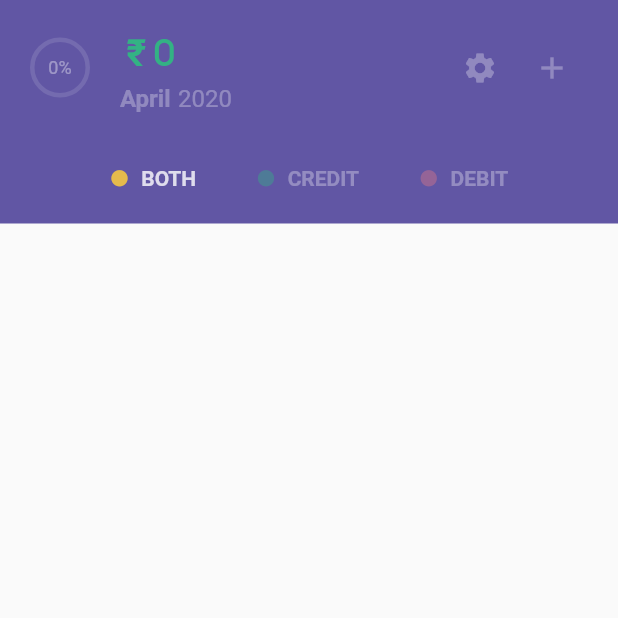
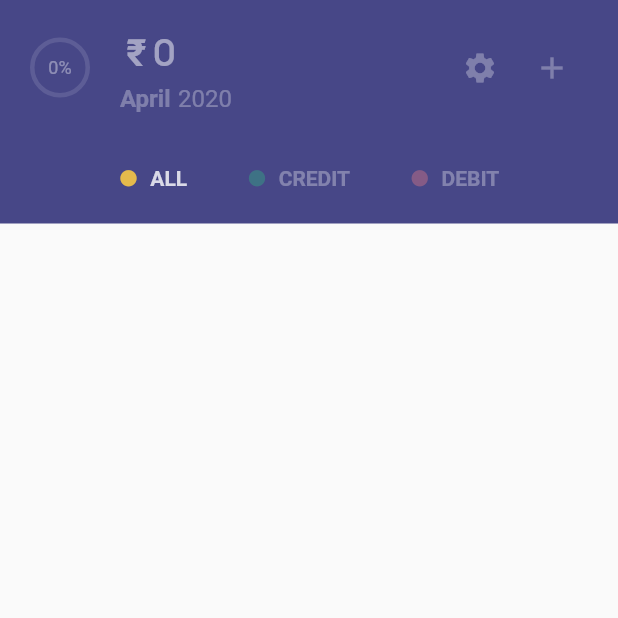
Before and after one commit to lokesh-coder/monthly-expenses, a Flutter app: the AppShell screen opened directly, on a phone screen of 412 x 824 dp, the top half of it. Run offline on Flutter 3.47's test engine with Material 2 defaults, Android fonts, the phone set to English and light mode, and no system bars; drawn by our look-alikes of percent_indicator; our stand-ins replace flutter_mobx, get_it, jiffy, mobx, sembast, shared_preferences; accounts and stored records are empty; generated files the repository leaves out were written again; Roboto replaces fonts that are missing (Circular).

Commit message:
minor improvements

```diff
--- a/lib/config/colors.dart
+++ b/lib/config/colors.dart
@@ -1,7 +1,8 @@
 import 'package:flutter/material.dart';
 
 class Clrs {
-  static const Color primary = Color(0xff6156A4);
+  static const Color primary = Color(0xff474787);
+  static const Color secondary = Color(0xffC694A9);
   static const Color light = Color(0xffF5F8FC);
   static const Color green = Color(0xff33B284);
   static const Color yellow = Color(0xffE5BA4C);
@@ -15,5 +16,5 @@ class Clrs {
   static const Color inputLabel = Color(0xff9EB0C7);
   static const Color inputPlaceholder = Color(0xffE1E9F3);
   static const Color inputBorder = Color(0xffD8E3F1);
-  static const Color dark = Color(0xff29263D);
+  static const Color dark = Color(0xff2c2c54);
 }
--- /dev/null
+++ b/lib/config/extension.dart
@@ -0,0 +1,5 @@
+extension StringExtension on String {
+  String capitalize() {
+    return "${this[0].toUpperCase()}${this.substring(1)}";
+  }
+}
--- a/lib/models/enums.dart
+++ b/lib/models/enums.dart
@@ -3,6 +3,6 @@ enum PaymentType { DEBIT, CREDIT, ALL }
 enum InputType { CURRENCY, TEXT, NONE }
 
 enum AmountDisplaySize { XS, SM, MD, LG, XL }
-enum AmountDisplayType { CREDIT, DEBIT, PLACEHOLDER, INPUT }
+enum AmountDisplayType { CREDIT, DEBIT, PLACEHOLDER, INPUT, SILENT }
 
 enum OrderBy { ASC, DESC }
--- a/lib/ui/common/amount.dart
+++ b/lib/ui/common/amount.dart
@@ -55,6 +55,9 @@ class Amount extends StatelessWidget {
       case AmountDisplayType.PLACEHOLDER:
         color = Clrs.label;
         break;
+      case AmountDisplayType.SILENT:
+        color = Colors.white.withOpacity(0.5);
+        break;
       default:
         color = Clrs.primary;
     }
--- a/lib/widgets/banner-board.dart
+++ b/lib/widgets/banner-board.dart
@@ -60,9 +60,7 @@ class BannerBoard extends StatelessWidget {
                         children: <Widget>[
                           Amount(
                             paymentsStore.totalAmountOfActiveMonth.abs(),
-                            type: paymentsStore.totalAmountOfActiveMonth >= 0
-                                ? AmountDisplayType.CREDIT
-                                : AmountDisplayType.DEBIT,
+                            type: _getType(paymentsStore),
                             size: AmountDisplaySize.LG,
                           ),
                           Row(
@@ -121,4 +119,13 @@ class BannerBoard extends StatelessWidget {
       ),
     );
   }
+
+  _getType(PaymentsStore paymentsStore) {
+    if (paymentsStore.totalAmountOfActiveMonth == 0) {
+      return AmountDisplayType.SILENT;
+    }
+    return paymentsStore.totalAmountOfActiveMonth > 0
+        ? AmountDisplayType.CREDIT
+        : AmountDisplayType.DEBIT;
+  }
 }
--- a/lib/widgets/filter-bar.dart
+++ b/lib/widgets/filter-bar.dart
@@ -21,7 +21,7 @@ class FilterBar extends StatelessWidget {
           crossAxisAlignment: CrossAxisAlignment.stretch,
           mainAxisAlignment: MainAxisAlignment.center,
           children: <Widget>[
-            _item(paymentsStore, 'BOTH', PaymentType.ALL, Clrs.yellow),
+            _item(paymentsStore, 'ALL', PaymentType.ALL, Clrs.yellow),
             _item(paymentsStore, 'CREDIT', PaymentType.CREDIT, Clrs.green),
             _item(paymentsStore, 'DEBIT', PaymentType.DEBIT, Clrs.red),
           ],
--- a/pubspec.yaml
+++ b/pubspec.yaml
@@ -3,7 +3,7 @@ description: Monthly expences
 version: 1.0.0+1
 
 environment:
-  sdk: ">=2.1.0 <3.0.0"
+  sdk: ">=2.6.0 <3.0.0"
 
 dependencies:
   flutter:
```
Also changed, not shown: lib/helpers/date_helper.dart (+7 -1 lines), lib/ui/common/confirm_modal.dart (+4 -4 lines), lib/ui/months/elements/payments.dart (+6 -2 lines), lib/ui/months/months.dart (+11 -2 lines).
